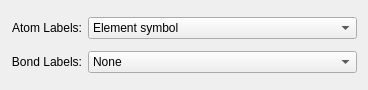
Before: the Qt Designer form libavogadro/src/engines/labelsettingswidget.ui in cryos/avogadro, drawn with Qt 5.
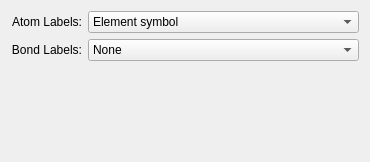
After: the same form once the commit is applied.

Commit message: Added spacers to the engine configuration dialogs.

Patch:
```diff
--- a/libavogadro/src/engines/labelsettingswidget.ui
+++ b/libavogadro/src/engines/labelsettingswidget.ui
@@ -5,8 +5,8 @@
    <rect>
     <x>0</x>
     <y>0</y>
-    <width>368</width>
-    <height>90</height>
+    <width>370</width>
+    <height>162</height>
    </rect>
   </property>
   <property name="sizeIncrement" >
@@ -136,6 +136,19 @@
      </item>
     </widget>
    </item>
+   <item row="2" column="1" >
+    <spacer>
+     <property name="orientation" >
+      <enum>Qt::Vertical</enum>
+     </property>
+     <property name="sizeHint" >
+      <size>
+       <width>20</width>
+       <height>40</height>
+      </size>
+     </property>
+    </spacer>
+   </item>
   </layout>
  </widget>
  <resources/>
```
The commit also changes 4 other files.
